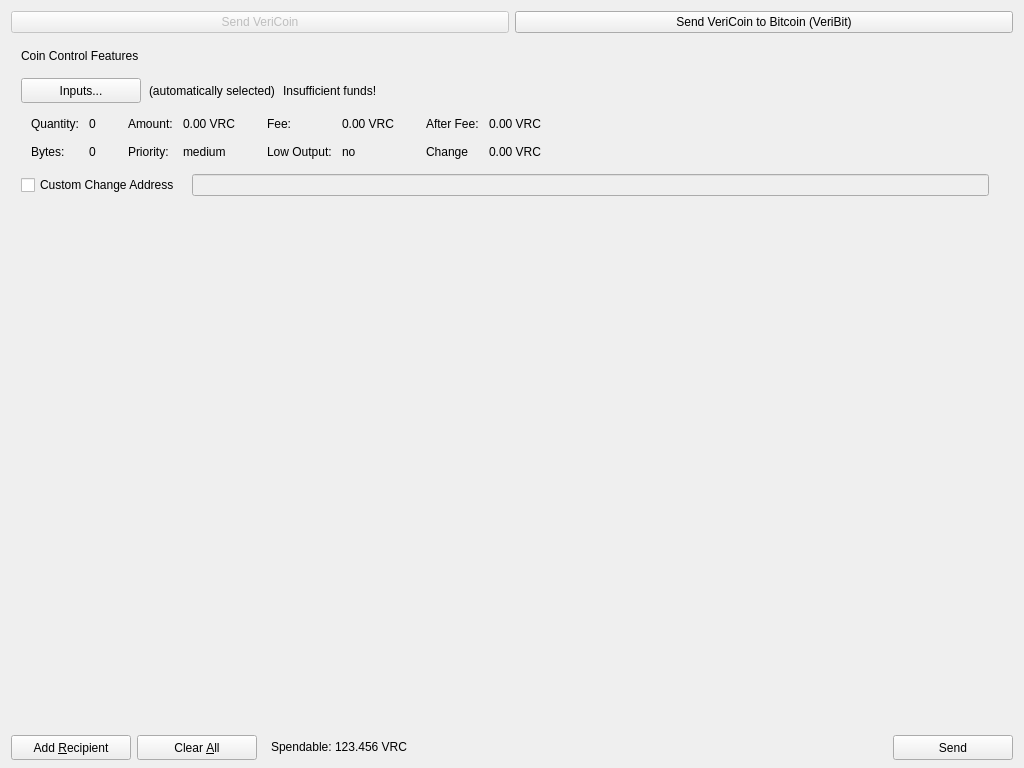
This is src/qt/forms/sendcoinsdialog.ui in VeriConomy/vericoin as Qt 5 draws it before an edit. The edited form follows.
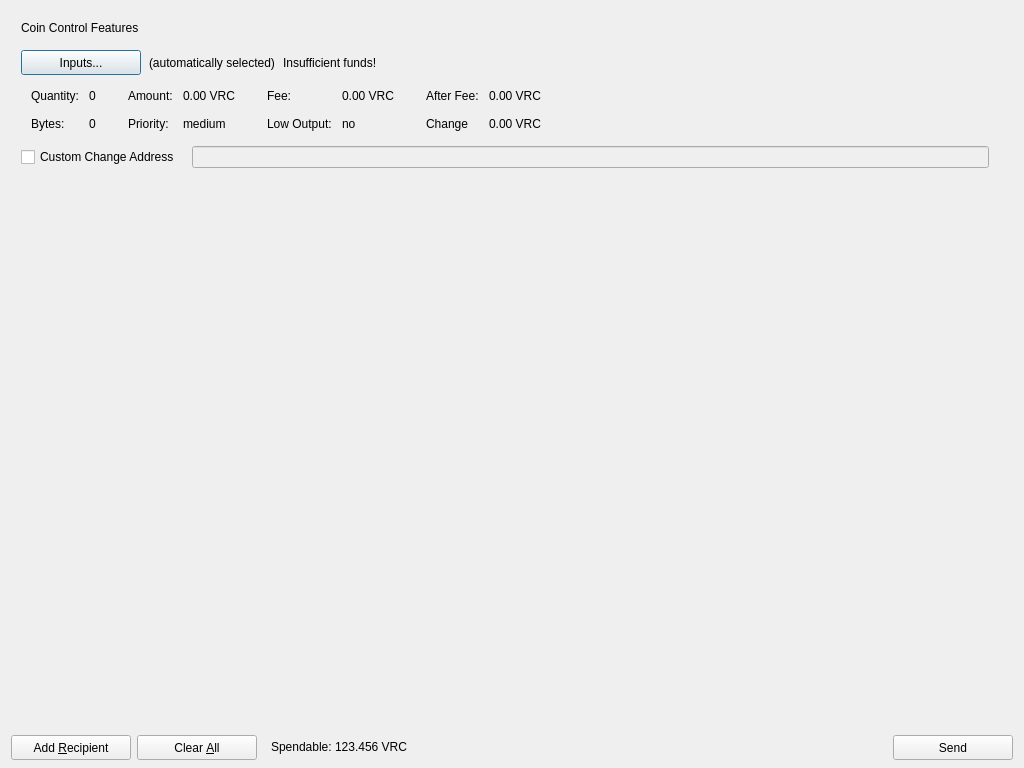
This is the edited form. Icons and pictures are not drawn.

Commit message: remove veribit tab

Patch:
```diff
--- a/src/qt/forms/sendcoinsdialog.ui
+++ b/src/qt/forms/sendcoinsdialog.ui
@@ -13,31 +13,10 @@
   <property name="windowTitle">
    <string>Send Coins</string>
   </property>
-  <layout class="QVBoxLayout" name="verticalLayout" stretch="0,0,1,0">
+  <layout class="QVBoxLayout" name="verticalLayout" stretch="0,1,0">
    <property name="bottomMargin">
     <number>8</number>
    </property>
-   <item>
-    <layout class="QHBoxLayout" name="horizontalLayout_3">
-     <item>
-      <widget class="QPushButton" name="btnVeriCoin">
-       <property name="enabled">
-        <bool>false</bool>
-       </property>
-       <property name="text">
-        <string>Send VeriCoin</string>
-       </property>
-      </widget>
-     </item>
-     <item>
-      <widget class="QPushButton" name="btnBitcoin">
-       <property name="text">
-        <string>Send VeriCoin to Bitcoin (VeriBit)</string>
-       </property>
-      </widget>
-     </item>
-    </layout>
-   </item>
    <item>
     <widget class="QFrame" name="frameCoinControl">
      <property name="sizePolicy">
@@ -569,7 +548,7 @@
         <x>0</x>
         <y>0</y>
         <width>1006</width>
-        <height>495</height>
+        <height>533</height>
        </rect>
       </property>
       <layout class="QVBoxLayout" name="verticalLayout_2">
```
The commit also changes 1 other file.
